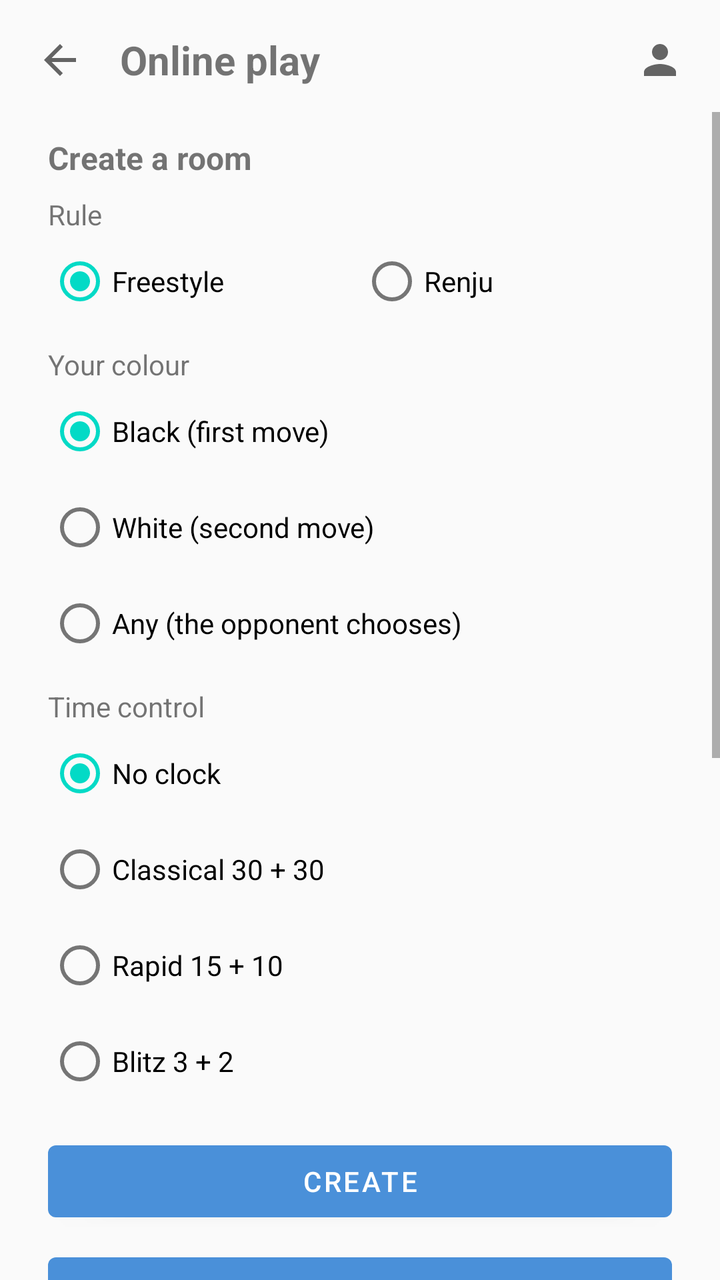
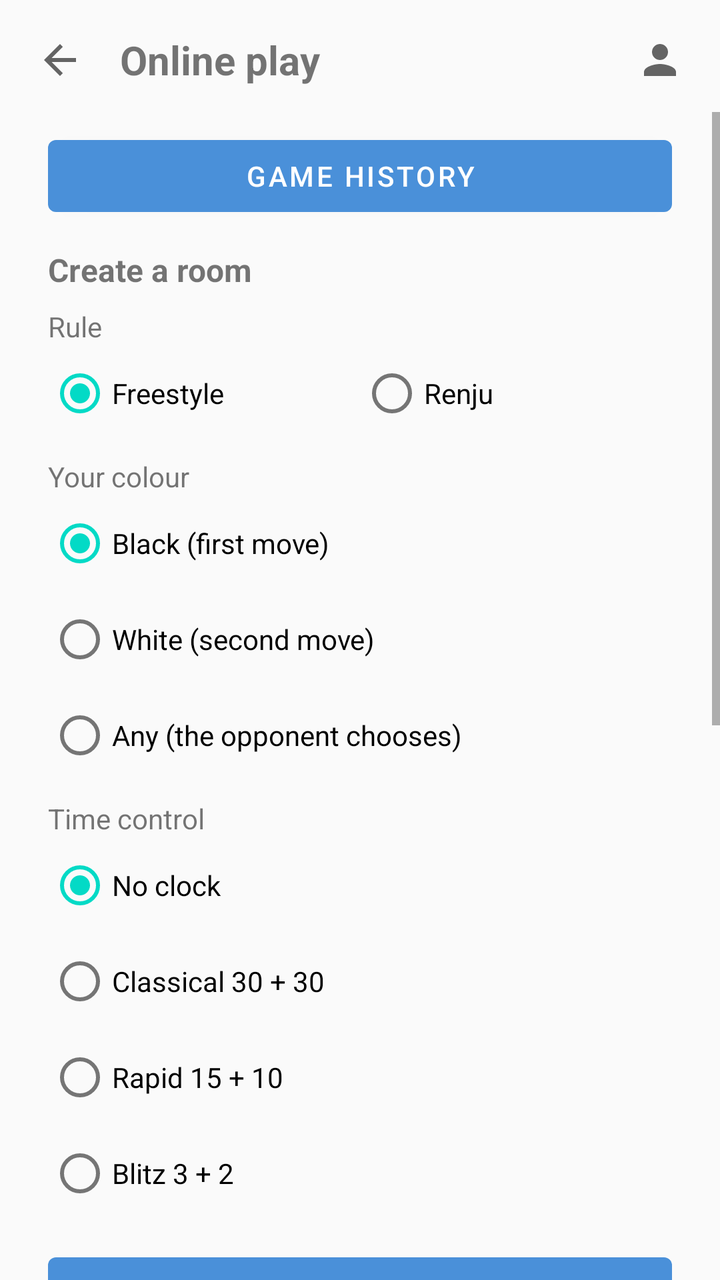

Two renders of the same Android screen: before a commit and after it. Below are the layout's source before the change and the commit's diff.
<!-- AndroidManifest.xml: application theme Theme.Gomoku -->
<!-- res/layout/activity_online.xml -->
<?xml version="1.0" encoding="utf-8"?>
<LinearLayout xmlns:android="http://schemas.android.com/apk/res/android"
    android:id="@+id/onlineRoot"
    android:layout_width="match_parent"
    android:layout_height="match_parent"
    android:orientation="vertical">

    
    <LinearLayout
        android:id="@+id/onlineTopBar"
        android:layout_width="match_parent"
        android:layout_height="wrap_content"
        android:gravity="center_vertical"
        android:orientation="horizontal"
        android:paddingStart="8dp"
        android:paddingEnd="8dp"
        android:paddingTop="8dp"
        android:paddingBottom="4dp">

        <ImageButton
            android:id="@+id/btnOnlineBack"
            android:layout_width="44dp"
            android:layout_height="44dp"
            android:background="?attr/selectableItemBackgroundBorderless"
            android:contentDescription="@string/online_back"
            android:src="@drawable/ic_back" />

        <TextView
            android:id="@+id/tvOnlineTitle"
            android:layout_width="0dp"
            android:layout_height="wrap_content"
            android:layout_marginStart="8dp"
            android:layout_weight="1"
            android:text="@string/online_title"
            android:textSize="20sp"
            android:textStyle="bold" />

        <TextView
            android:id="@+id/tvOnlineNickname"
            android:layout_width="wrap_content"
            android:layout_height="wrap_content"
            android:layout_marginEnd="4dp"
            android:textSize="14sp" />

        <ImageButton
            android:id="@+id/btnOnlineAccount"
            android:layout_width="44dp"
            android:layout_height="44dp"
            android:background="?attr/selectableItemBackgroundBorderless"
            android:contentDescription="@string/account_title"
            android:src="@drawable/ic_account" />
    </LinearLayout>

    <ScrollView
        android:layout_width="match_parent"
        android:layout_height="0dp"
        android:layout_weight="1">

        <LinearLayout
            android:layout_width="match_parent"
            android:layout_height="wrap_content"
            android:orientation="vertical"
            android:paddingStart="24dp"
            android:paddingEnd="24dp"
            android:paddingBottom="16dp">

            <TextView
                android:id="@+id/tvOnlineError"
                android:layout_width="match_parent"
                android:layout_height="wrap_content"
                android:layout_marginBottom="8dp"
                android:textSize="14sp"
                android:visibility="gone" />

            
            <LinearLayout
                android:id="@+id/groupWaiting"
                android:layout_width="match_parent"
                android:layout_height="wrap_content"
                android:orientation="vertical"
                android:visibility="gone">

                <TextView
                    android:id="@+id/tvWaitingTitle"
                    android:layout_width="match_parent"
                    android:layout_height="wrap_content"
                    android:layout_marginTop="8dp"
                    android:text="@string/online_waiting"
                    android:textSize="16sp" />

                <TextView
                    android:id="@+id/tvWaitingCode"
                    android:layout_width="match_parent"
                    android:layout_height="wrap_content"
                    android:layout_marginTop="12dp"
                    android:gravity="center"
                    android:letterSpacing="0.25"
                    android:textSize="40sp"
                    android:textStyle="bold" />

                <TextView
                    android:id="@+id/tvWaitingHint"
                    android:layout_width="match_parent"
                    android:layout_height="wrap_content"
                    android:layout_marginTop="8dp"
                    android:gravity="center"
                    android:text="@string/online_waiting_hint"
                    android:textSize="14sp" />

                <Button
                    android:id="@+id/btnCloseRoom"
                    android:layout_width="match_parent"
                    android:layout_height="wrap_content"
                    android:layout_marginTop="20dp"
                    android:text="@string/online_cancel_room" />
            </LinearLayout>

            
            <LinearLayout
                android:id="@+id/groupForm"
                android:layout_width="match_parent"
                android:layout_height="wrap_content"
                android:orientation="vertical">

                <Button
                    android:id="@+id/btnResume"
                    android:layout_width="match_parent"
                    android:layout_height="wrap_content"
                    android:layout_marginTop="8dp"
                    android:text="@string/online_return_to_game"
                    android:visibility="gone" />

                <TextView
                    android:id="@+id/tvCreateTitle"
                    android:layout_width="match_parent"
                    android:layout_height="wrap_content"
                    android:layout_marginTop="12dp"
                    android:text="@string/online_create"
                    android:textSize="16sp"
                    android:textStyle="bold" />

                <TextView
                    android:id="@+id/tvRuleTitle"
                    android:layout_width="match_parent"
                    android:layout_height="wrap_content"
                    android:layout_marginTop="8dp"
                    android:text="@string/online_rule"
                    android:textSize="14sp" />

                <RadioGroup
                    android:id="@+id/rgRule"
                    android:layout_width="match_parent"
                    android:layout_height="wrap_content"
                    android:orientation="horizontal">

                    <RadioButton
                        android:id="@+id/rbFreestyle"
                        android:layout_width="0dp"
                        android:layout_height="wrap_content"
                        android:layout_weight="1"
                        android:checked="true"
                        android:text="@string/online_rule_freestyle" />

                    <RadioButton
                        android:id="@+id/rbRenju"
                        android:layout_width="0dp"
                        android:layout_height="wrap_content"
                        android:layout_weight="1"
                        android:text="@string/online_rule_renju" />
                </RadioGroup>

                <TextView
                    android:id="@+id/tvColorTitle"
                    android:layout_width="match_parent"
                    android:layout_height="wrap_content"
                    android:layout_marginTop="8dp"
                    android:text="@string/online_play_as"
                    android:textSize="14sp" />

                
                <RadioGroup
                    android:id="@+id/rgColor"
                    android:layout_width="match_parent"
                    android:layout_height="wrap_content"
                    android:orientation="vertical">

                    <RadioButton
                        android:id="@+id/rbColorBlack"
                        android:layout_width="match_parent"
                        android:layout_height="wrap_content"
                        android:checked="true"
                        android:text="@string/play_black" />

                    <RadioButton
                        android:id="@+id/rbColorWhite"
                        android:layout_width="match_parent"
                        android:layout_height="wrap_content"
                        android:text="@string/play_white" />

                    <RadioButton
                        android:id="@+id/rbColorAny"
                        android:layout_width="match_parent"
                        android:layout_height="wrap_content"
                        android:text="@string/online_color_any" />
                </RadioGroup>

                <TextView
                    android:id="@+id/tvTimeTitle"
                    android:layout_width="match_parent"
                    android:layout_height="wrap_content"
                    android:layout_marginTop="8dp"
                    android:text="@string/online_time_control"
                    android:textSize="14sp" />

                <RadioGroup
                    android:id="@+id/rgTime"
                    android:layout_width="match_parent"
                    android:layout_height="wrap_content"
                    android:orientation="vertical">

                    <RadioButton
                        android:id="@+id/rbUntimed"
                        android:layout_width="match_parent"
                        android:layout_height="wrap_content"
                        android:checked="true"
                        android:text="@string/online_time_untimed" />

                    <RadioButton
                        android:id="@+id/rbClassic"
                        android:layout_width="match_parent"
                        android:layout_height="wrap_content"
                        android:text="@string/online_time_classic" />

                    <RadioButton
                        android:id="@+id/rbRapid"
                        android:layout_width="match_parent"
                        android:layout_height="wrap_content"
                        android:text="@string/online_time_rapid" />

                    <RadioButton
                        android:id="@+id/rbBlitz"
                        android:layout_width="match_parent"
                        android:layout_height="wrap_content"
                        android:text="@string/online_time_blitz" />
                </RadioGroup>

                <Button
                    android:id="@+id/btnCreate"
                    android:layout_width="match_parent"
                    android:layout_height="wrap_content"
                    android:layout_marginTop="12dp"
                    android:text="@string/online_create_action" />

                
                <Button
                    android:id="@+id/btnQuick"
                    android:layout_width="match_parent"
                    android:layout_height="wrap_content"
                    android:layout_marginTop="8dp"
                    android:text="@string/online_quick" />

                <LinearLayout
                    android:layout_width="match_parent"
                    android:layout_height="wrap_content"
                    android:layout_marginTop="16dp"
                    android:gravity="center_vertical"
                    android:orientation="horizontal">

                    <TextView
                        android:id="@+id/tvLobbyTitle"
                        android:layout_width="0dp"
                        android:layout_height="wrap_content"
                        android:layout_weight="1"
                        android:text="@string/online_lobby"
                        android:textSize="16sp"
                        android:textStyle="bold" />

                    <Button
                        android:id="@+id/btnRefreshLobby"
                        android:layout_width="wrap_content"
                        android:layout_height="wrap_content"
                        android:text="@string/online_lobby_refresh" />
                </LinearLayout>

                <TextView
                    android:id="@+id/tvLobbyEmpty"
                    android:layout_width="match_parent"
                    android:layout_height="wrap_content"
                    android:layout_marginTop="4dp"
                    android:text="@string/online_lobby_empty"
                    android:textSize="14sp" />

                
                <LinearLayout
                    android:id="@+id/lobbyList"
                    android:layout_width="match_parent"
                    android:layout_height="wrap_content"
                    android:orientation="vertical" />

                <TextView
                    android:id="@+id/tvJoinTitle"
                    android:layout_width="match_parent"
                    android:layout_height="wrap_content"
                    android:layout_marginTop="24dp"
                    android:text="@string/online_join"
                    android:textSize="16sp"
                    android:textStyle="bold" />

                <EditText
                    android:id="@+id/etCode"
                    android:layout_width="match_parent"
                    android:layout_height="wrap_content"
                    android:layout_marginTop="8dp"
                    android:hint="@string/online_code"
                    android:importantForAutofill="no"
                    android:inputType="textCapCharacters"
                    android:maxLength="6" />

                <TextView
                    android:id="@+id/tvJoinColorTitle"
                    android:layout_width="match_parent"
                    android:layout_height="wrap_content"
                    android:layout_marginTop="8dp"
                    android:text="@string/online_join_color"
                    android:textSize="14sp" />

                
                <RadioGroup
                    android:id="@+id/rgJoinColor"
                    android:layout_width="match_parent"
                    android:layout_height="wrap_content"
                    android:orientation="vertical">

                    <RadioButton
                        android:id="@+id/rbJoinAny"
                        android:layout_width="match_parent"
                        android:layout_height="wrap_content"
                        android:checked="true"
                        android:text="@string/online_color_any" />

                    <RadioButton
                        android:id="@+id/rbJoinBlack"
                        android:layout_width="match_parent"
                        android:layout_height="wrap_content"
                        android:text="@string/play_black" />

                    <RadioButton
                        android:id="@+id/rbJoinWhite"
                        android:layout_width="match_parent"
                        android:layout_height="wrap_content"
                        android:text="@string/play_white" />
                </RadioGroup>

                <Button
                    android:id="@+id/btnJoin"
                    android:layout_width="match_parent"
                    android:layout_height="wrap_content"
                    android:layout_marginTop="8dp"
                    android:text="@string/online_join_action" />
            </LinearLayout>
        </LinearLayout>
    </ScrollView>

</LinearLayout>
<!-- resources referenced by this layout -->
<resources>
  <!-- drawable ic_account (drawable) -->
  <vector xmlns:android="http://schemas.android.com/apk/res/android"
      android:width="24dp"
      android:height="24dp"
      android:viewportWidth="24"
      android:viewportHeight="24"
      android:tint="?attr/colorControlNormal">
      <path
          android:fillColor="@android:color/white"
          android:pathData="M12,12c2.21,0 4,-1.79 4,-4s-1.79,-4 -4,-4 -4,1.79 -4,4 1.79,4 4,4zM12,14c-2.67,0 -8,1.34 -8,4v2h16v-2c0,-2.66 -5.33,-4 -8,-4z" />
  </vector>
  <!-- drawable ic_back (drawable) -->
  <vector xmlns:android="http://schemas.android.com/apk/res/android"
      android:width="24dp"
      android:height="24dp"
      android:viewportWidth="24"
      android:viewportHeight="24"
      android:tint="?attr/colorControlNormal">
      <path
          android:fillColor="@android:color/white"
          android:pathData="M20,11H7.83l5.59,-5.59L12,4l-8,8 8,8 1.41,-1.41L7.83,13H20v-2z" />
  </vector>
  <string name="account_title">Account</string>
  <string name="online_back">Back</string>
  <string name="online_cancel_room">Close the room</string>
  <string name="online_code">Room code</string>
  <string name="online_color_any">Any (the opponent chooses)</string>
  <string name="online_create">Create a room</string>
  <string name="online_create_action">Create</string>
  <string name="online_join">Join by code</string>
  <string name="online_join_action">Join</string>
  <string name="online_join_color">Your colour, if the room leaves it open</string>
  <string name="online_lobby">Open games</string>
  <string name="online_lobby_empty">No open games — create a room or find an opponent</string>
  <string name="online_lobby_refresh">Refresh</string>
  <string name="online_play_as">Your colour</string>
  <string name="online_quick">Find an opponent</string>
  <string name="online_return_to_game">Return to the game</string>
  <string name="online_rule">Rule</string>
  <string name="online_rule_freestyle">Freestyle</string>
  <string name="online_rule_renju">Renju</string>
  <string name="online_time_blitz">Blitz 3 + 2</string>
  <string name="online_time_classic">Classical 30 + 30</string>
  <string name="online_time_control">Time control</string>
  <string name="online_time_rapid">Rapid 15 + 10</string>
  <string name="online_time_untimed">No clock</string>
  <string name="online_title">Online play</string>
  <string name="online_waiting">Waiting for an opponent</string>
  <string name="online_waiting_hint">Give this code to your opponent.</string>
  <string name="play_black">Black (first move)</string>
  <string name="play_white">White (second move)</string>
  <style name="Theme.Gomoku" parent="Theme.MaterialComponents.DayNight.NoActionBar">
          <item name="colorPrimary">@color/accent_default</item>
          <item name="colorPrimaryVariant">@color/accent_default</item>
          <item name="colorOnPrimary">@android:color/white</item>
          <item name="android:windowBackground">@color/bg_default</item>
          <item name="android:statusBarColor">@color/bg_default</item>
          <item name="android:navigationBarColor">@color/bg_default</item>
          <item name="android:windowLightStatusBar">true</item>
      </style>
  <color name="accent_default">#4A90D9</color>
  <color name="bg_default">#FAFAFA</color>
</resources>

<!-- the commit's change to res/layout/activity_online.xml (unified diff, before → after) -->
@@ -130,6 +130,13 @@
                     android:text="@string/online_return_to_game"
                     android:visibility="gone" />
 
+                <Button
+                    android:id="@+id/btnHistory"
+                    android:layout_width="match_parent"
+                    android:layout_height="wrap_content"
+                    android:layout_marginTop="8dp"
+                    android:text="@string/online_history" />
+
                 <TextView
                     android:id="@+id/tvCreateTitle"
                     android:layout_width="match_parent"
<!-- resource entries referenced after the edit -->
@@ -29,6 +29,7 @@
   <string name="online_color_any">Any (the opponent chooses)</string>
   <string name="online_create">Create a room</string>
   <string name="online_create_action">Create</string>
+  <string name="online_history">Game history</string>
   <string name="online_join">Join by code</string>
   <string name="online_join_action">Join</string>
   <string name="online_join_color">Your colour, if the room leaves it open</string>
